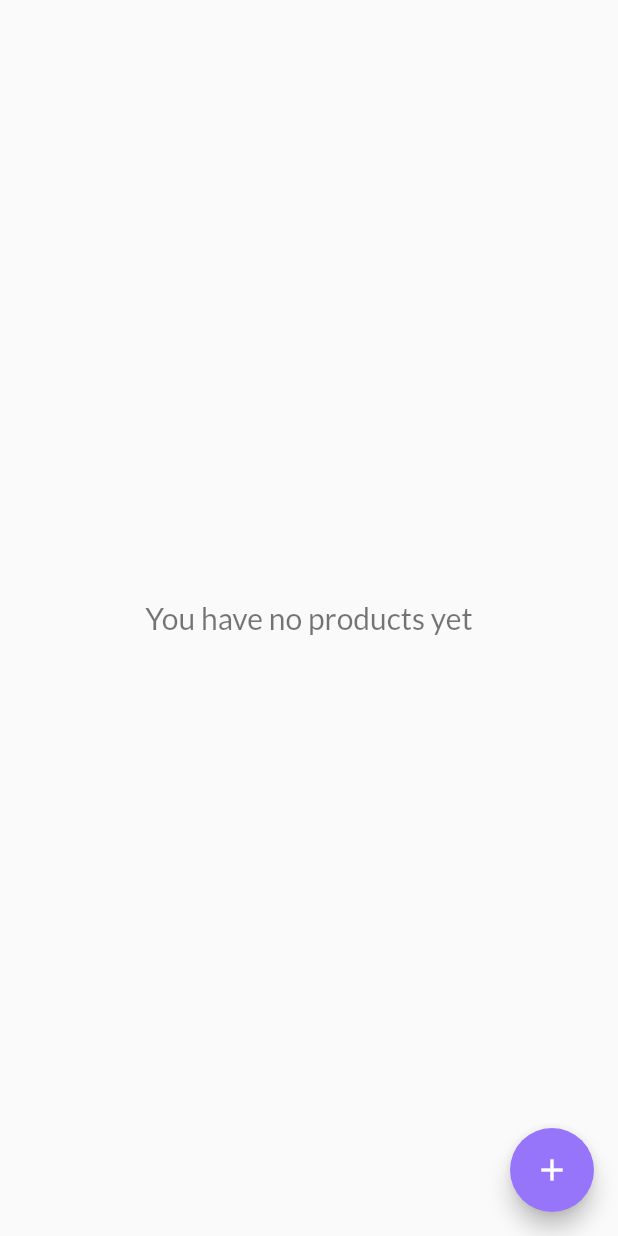
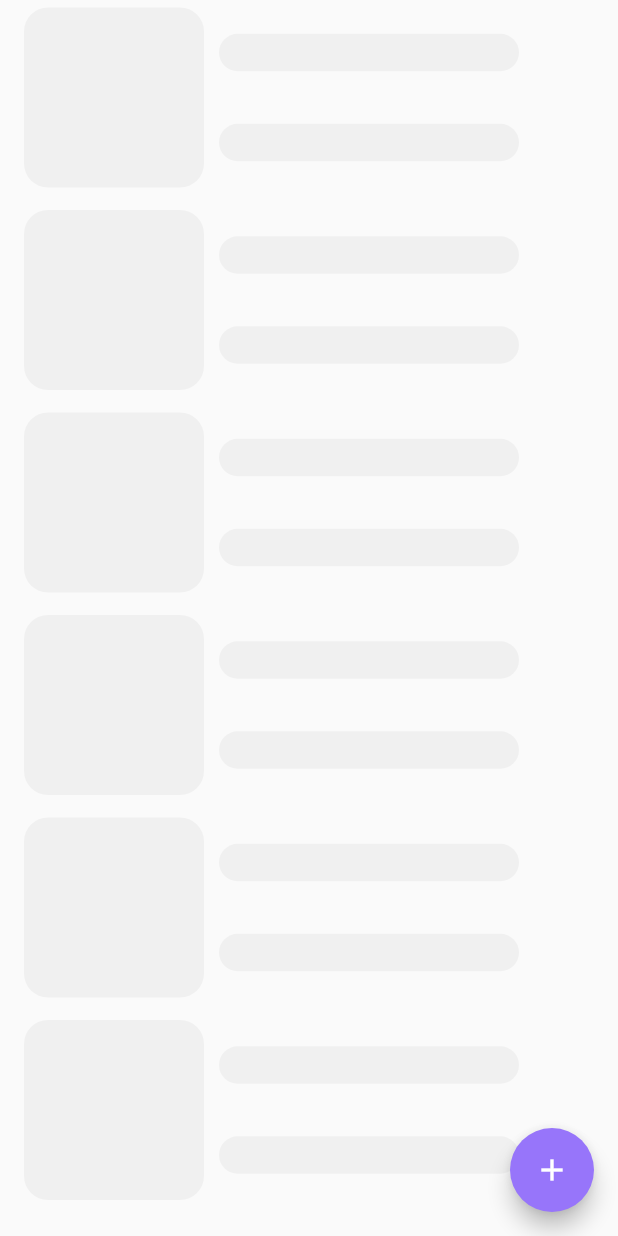
Before and after one commit to Kingsley-EZE/flutter_shop_app, a Flutter app: the ProductsScreen screen opened directly, on a phone screen of 412 x 824 dp. Run offline on Flutter 3.47's test engine with Material 2 defaults, Android fonts, the phone set to English and light mode, and no system bars; our stand-ins replace cloud_firestore, firebase_auth, firebase_core, firebase_storage, flutter_svg, google_fonts and 4 more; accounts and stored records are empty.

Commit message:
fix complete

```diff
--- a/lib/screens/bottom_nav_screens/products_screen.dart
+++ b/lib/screens/bottom_nav_screens/products_screen.dart
@@ -42,6 +42,13 @@ class _ProductsScreenState extends State<ProductsScreen> {
         child: Column(
           mainAxisAlignment: MainAxisAlignment.center,
           children: [
+            _isLoading ?
+            Expanded(
+                child: ListView.separated(itemBuilder: (context, index) => NewSkeletonCard(),
+                    separatorBuilder: (context, index) => SizedBox(height: 5,),
+                    itemCount: 6)
+            )
+                :
             UserProductStream(),
           ],
         ),
```
